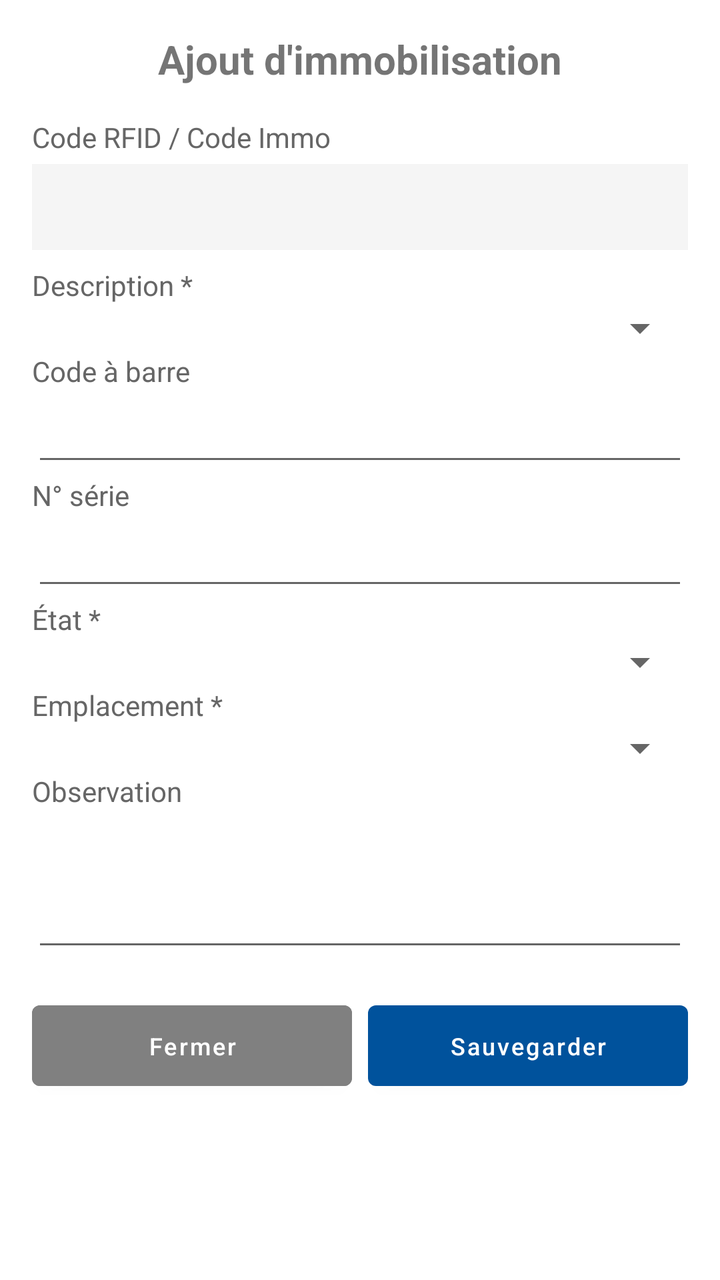
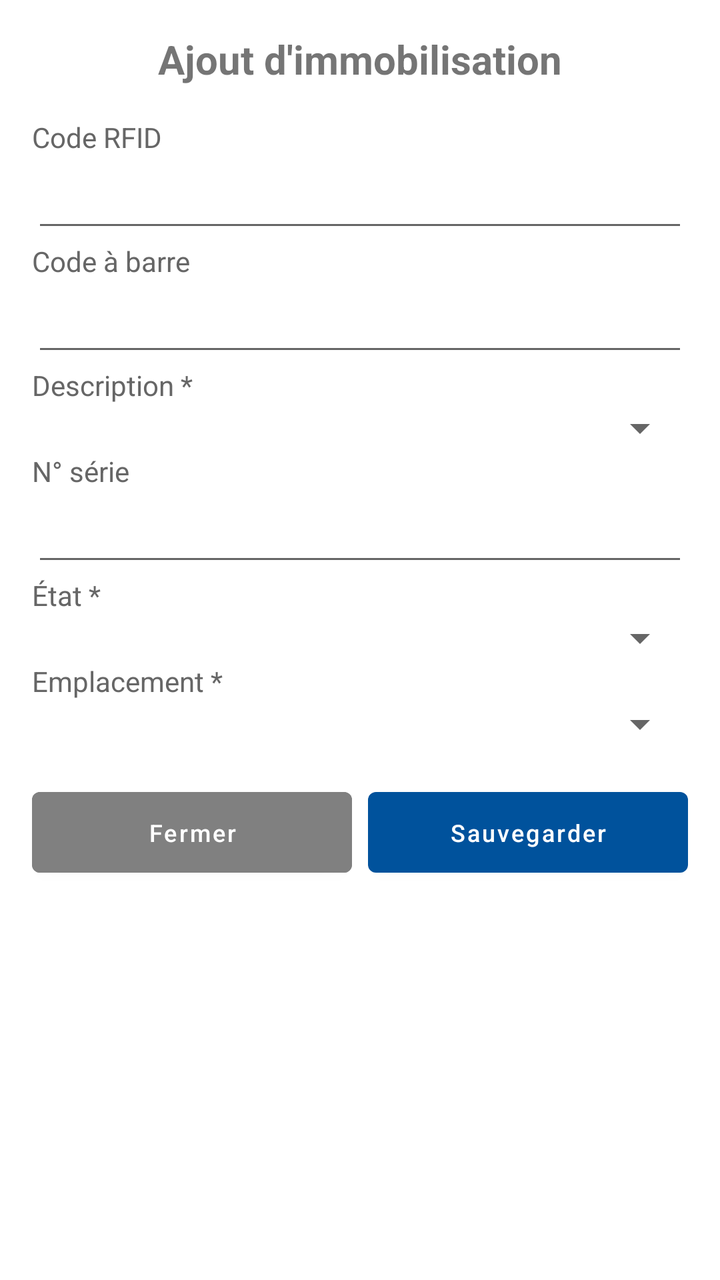

Compare the two renders of this Android layout. The source of the first and the diff that turns it into the second are given below.
<!-- AndroidManifest.xml: application theme AppNewTheme -->
<!-- res/layout/dialog_add_immo.xml -->
<?xml version="1.0" encoding="utf-8"?>
<ScrollView xmlns:android="http://schemas.android.com/apk/res/android"
    android:layout_width="match_parent"
    android:layout_height="match_parent"
    android:fillViewport="true">
    <LinearLayout
        android:layout_width="match_parent"
        android:layout_height="wrap_content"
        android:orientation="vertical"
        android:padding="16dp">

        <TextView
            android:layout_width="match_parent"
            android:layout_height="wrap_content"
            android:text="Ajout d'immobilisation"
            android:textSize="20sp"
            android:textStyle="bold"
            android:gravity="center"
            android:paddingBottom="16dp"/>

        <TextView
            android:layout_width="match_parent"
            android:layout_height="wrap_content"
            android:text="Code RFID / Code Immo"
            android:textSize="14sp"
            android:textColor="#666666"/>
        <TextView
            android:id="@+id/textViewTag"
            android:layout_width="match_parent"
            android:layout_height="wrap_content"
            android:text=""
            android:textSize="14sp"
            android:textStyle="bold"
            android:padding="12dp"
            android:background="#F5F5F5"
            android:layout_marginTop="4dp"
            android:layout_marginBottom="8dp"/>

        <TextView
            android:layout_width="match_parent"
            android:layout_height="wrap_content"
            android:text="Description *"
            android:textSize="14sp"
            android:textColor="#666666"/>
        <Spinner
            android:id="@+id/spinnerDescription"
            android:layout_width="match_parent"
            android:layout_height="wrap_content"
            android:padding="12dp"/>

        <TextView
            android:layout_width="match_parent"
            android:layout_height="wrap_content"
            android:text="Code à barre"
            android:textSize="14sp"
            android:textColor="#666666"/>
        <EditText
            android:id="@+id/editTextCodeBarre"
            android:layout_width="match_parent"
            android:layout_height="wrap_content"
            android:inputType="text"
            android:padding="12dp"
            android:textSize="14sp"/>

        <TextView
            android:layout_width="match_parent"
            android:layout_height="wrap_content"
            android:text="N° série"
            android:textSize="14sp"
            android:textColor="#666666"/>
        <EditText
            android:id="@+id/editTextNumSerie"
            android:layout_width="match_parent"
            android:layout_height="wrap_content"
            android:inputType="text"
            android:padding="12dp"
            android:textSize="14sp"/>

        <TextView
            android:layout_width="match_parent"
            android:layout_height="wrap_content"
            android:text="État *"
            android:textSize="14sp"
            android:textColor="#666666"/>
        <Spinner
            android:id="@+id/spinnerEtat"
            android:layout_width="match_parent"
            android:layout_height="wrap_content"
            android:padding="12dp"/>

        <TextView
            android:layout_width="match_parent"
            android:layout_height="wrap_content"
            android:text="Emplacement *"
            android:textSize="14sp"
            android:textColor="#666666"/>
        <Spinner
            android:id="@+id/spinnerEmplacement"
            android:layout_width="match_parent"
            android:layout_height="wrap_content"
            android:padding="12dp"/>

        <TextView
            android:layout_width="match_parent"
            android:layout_height="wrap_content"
            android:text="Observation"
            android:textSize="14sp"
            android:textColor="#666666"/>
        <EditText
            android:id="@+id/editTextNote"
            android:layout_width="match_parent"
            android:layout_height="wrap_content"
            android:inputType="textMultiLine"
            android:minLines="3"
            android:padding="12dp"
            android:textSize="14sp"/>

        <LinearLayout
            android:layout_width="match_parent"
            android:layout_height="wrap_content"
            android:orientation="horizontal"
            android:layout_marginTop="16dp">

            <Button
                android:id="@+id/buttonCancel"
                android:layout_width="0dp"
                android:layout_weight="1"
                android:layout_height="wrap_content"
                android:text="Fermer"
                android:padding="12dp"
                android:textSize="12sp"
                android:backgroundTint="#808080"/>

            <Button
                android:id="@+id/buttonSave"
                android:layout_width="0dp"
                android:layout_weight="1"
                android:layout_height="wrap_content"
                android:text="Sauvegarder"
                android:padding="12dp"
                android:textSize="12sp"
                android:layout_marginStart="8dp"/>
        </LinearLayout>

        <ProgressBar
            android:id="@+id/progressBar"
            style="?android:attr/progressBarStyle"
            android:layout_width="wrap_content"
            android:layout_height="wrap_content"
            android:layout_gravity="center"
            android:visibility="gone"
            android:layout_marginTop="16dp"/>
    </LinearLayout>
</ScrollView>
<!-- resources referenced by this layout -->
<resources>
  <style name="AppNewTheme" parent="Theme.MaterialComponents.Light.NoActionBar">
          <item name="colorPrimary">@color/colorPrimary</item>
          <item name="colorPrimaryDark">@color/colorPrimaryDark</item>
          <item name="colorAccent">@color/colorPrimary</item>
          <item name="android:textAllCaps">false</item>
          <item name="windowActionBar">false</item>
          <item name="windowNoTitle">true</item>
          <item name="actionButtonStyle">@style/ActionButtonStyle</item>
          <item name="actionBarTabTextStyle">@style/ActionTabTextStyle</item>
      </style>
  <color name="colorPrimary">#00529c</color>
  <color name="colorPrimaryDark">#3F51B5</color>
  <style name="ActionButtonStyle">
          <item name="android:minWidth">0dp</item>
          <item name="android:paddingLeft">0dp</item>
          <item name="android:paddingRight">5dp</item>
      </style>
  <style name="ActionTabTextStyle">
          <item name="android:textAllCaps">false</item>
      </style>
</resources>

<!-- the commit's change to res/layout/dialog_add_immo.xml (unified diff, before → after) -->
@@ -21,32 +21,16 @@
         <TextView
             android:layout_width="match_parent"
             android:layout_height="wrap_content"
-            android:text="Code RFID / Code Immo"
+            android:text="Code RFID"
             android:textSize="14sp"
             android:textColor="#666666"/>
-        <TextView
-            android:id="@+id/textViewTag"
+        <EditText
+            android:id="@+id/editTextRFID"
             android:layout_width="match_parent"
             android:layout_height="wrap_content"
-            android:text=""
-            android:textSize="14sp"
-            android:textStyle="bold"
+            android:inputType="text"
             android:padding="12dp"
-            android:background="#F5F5F5"
-            android:layout_marginTop="4dp"
-            android:layout_marginBottom="8dp"/>
-
-        <TextView
-            android:layout_width="match_parent"
-            android:layout_height="wrap_content"
-            android:text="Description *"
-            android:textSize="14sp"
-            android:textColor="#666666"/>
-        <Spinner
-            android:id="@+id/spinnerDescription"
-            android:layout_width="match_parent"
-            android:layout_height="wrap_content"
-            android:padding="12dp"/>
+            android:textSize="14sp"/>
 
         <TextView
             android:layout_width="match_parent"
@@ -61,6 +45,18 @@
             android:inputType="text"
             android:padding="12dp"
             android:textSize="14sp"/>
+
+        <TextView
+            android:layout_width="match_parent"
+            android:layout_height="wrap_content"
+            android:text="Description *"
+            android:textSize="14sp"
+            android:textColor="#666666"/>
+        <Spinner
+            android:id="@+id/spinnerDescription"
+            android:layout_width="match_parent"
+            android:layout_height="wrap_content"
+            android:padding="12dp"/>
 
         <TextView
             android:layout_width="match_parent"
@@ -100,21 +96,6 @@
             android:layout_height="wrap_content"
             android:padding="12dp"/>
 
-        <TextView
-            android:layout_width="match_parent"
-            android:layout_height="wrap_content"
-            android:text="Observation"
-            android:textSize="14sp"
-            android:textColor="#666666"/>
-        <EditText
-            android:id="@+id/editTextNote"
-            android:layout_width="match_parent"
-            android:layout_height="wrap_content"
-            android:inputType="textMultiLine"
-            android:minLines="3"
-            android:padding="12dp"
-            android:textSize="14sp"/>
-
         <LinearLayout
             android:layout_width="match_parent"
             android:layout_height="wrap_content"
